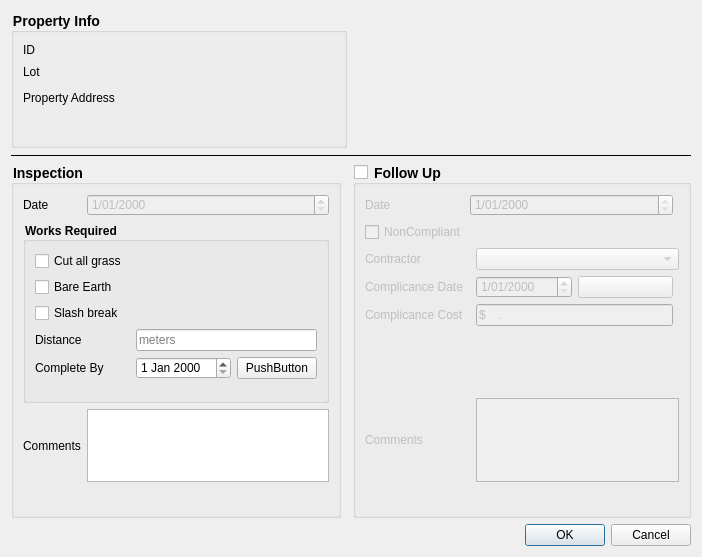
Before: the Qt Designer form qmap-admin/projects/Firebreak Inspection - Milton/Inspection/fireform.ui in roam-qgis/Roam, drawn with Qt 5.
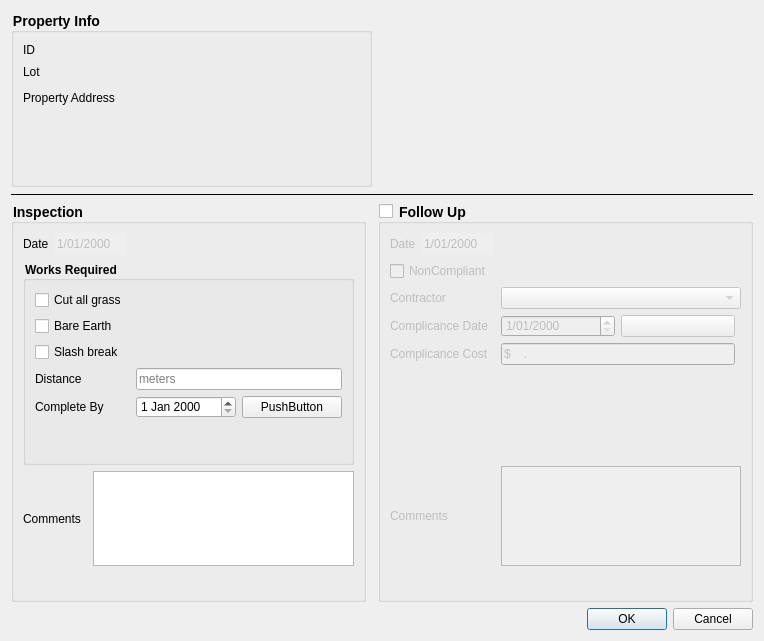
After: the same form once the commit is applied. Custom widgets are drawn as their Qt base class.

Commit message: Move custom image widget to new location

The edit to the form file:
```diff
--- a/qmap-admin/projects/Firebreak Inspection - Milton/Inspection/fireform.ui
+++ b/qmap-admin/projects/Firebreak Inspection - Milton/Inspection/fireform.ui
@@ -6,8 +6,8 @@
    <rect>
     <x>0</x>
     <y>0</y>
-    <width>702</width>
-    <height>557</height>
+    <width>764</width>
+    <height>641</height>
    </rect>
   </property>
   <property name="windowTitle">
@@ -211,13 +211,6 @@
         </property>
        </widget>
       </item>
-      <item row="0" column="0">
-       <widget class="QLabel" name="DATE1_label_2">
-        <property name="text">
-         <string>Date</string>
-        </property>
-       </widget>
-      </item>
       <item row="8" column="2">
        <spacer name="verticalSpacer">
         <property name="orientation">
@@ -282,19 +275,6 @@
         </item>
        </layout>
       </item>
-      <item row="0" column="1" colspan="2">
-       <widget class="QDateTimeEdit" name="REPORT_DATE2">
-        <property name="enabled">
-         <bool>false</bool>
-        </property>
-        <property name="readOnly">
-         <bool>true</bool>
-        </property>
-        <property name="displayFormat">
-         <string>d/MM/yyyy</string>
-        </property>
-       </widget>
-      </item>
       <item row="10" column="0" colspan="3">
        <widget class="QFrame" name="frame2">
         <property name="sizePolicy">
@@ -315,9 +295,107 @@
         <property name="frameShadow">
          <enum>QFrame::Plain</enum>
         </property>
-        <layout class="QHBoxLayout" name="horizontalLayout_5"/>
+        <layout class="QHBoxLayout" name="horizontalLayout_5">
+         <property name="sizeConstraint">
+          <enum>QLayout::SetDefaultConstraint</enum>
+         </property>
+         <item>
+          <widget class="QMapImageWidget" name="PHOTO1_2">
+           <property name="sizePolicy">
+            <sizepolicy hsizetype="Fixed" vsizetype="Fixed">
+             <horstretch>0</horstretch>
+             <verstretch>0</verstretch>
+            </sizepolicy>
+           </property>
+           <property name="maximumSize">
+            <size>
+             <width>100</width>
+             <height>100</height>
+            </size>
+           </property>
+          </widget>
+         </item>
+         <item>
+          <widget class="QMapImageWidget" name="PHOTO2_2">
+           <property name="sizePolicy">
+            <sizepolicy hsizetype="Fixed" vsizetype="Fixed">
+             <horstretch>0</horstretch>
+             <verstretch>0</verstretch>
+            </sizepolicy>
+           </property>
+           <property name="maximumSize">
+            <size>
+             <width>100</width>
+             <height>100</height>
+            </size>
+           </property>
+          </widget>
+         </item>
+         <item>
+          <widget class="QMapImageWidget" name="PHOTO3_2">
+           <property name="sizePolicy">
+            <sizepolicy hsizetype="Fixed" vsizetype="Fixed">
+             <horstretch>0</horstretch>
+             <verstretch>0</verstretch>
+            </sizepolicy>
+           </property>
+           <property name="maximumSize">
+            <size>
+             <width>100</width>
+             <height>100</height>
+            </size>
+           </property>
+          </widget>
+         </item>
+        </layout>
        </widget>
       </item>
+      <item row="0" column="0" colspan="3">
+       <layout class="QHBoxLayout" name="horizontalLayout_12">
+        <item>
+         <widget class="QLabel" name="DATE1_label_5">
+          <property name="text">
+           <string>Date</string>
+          </property>
+         </widget>
+        </item>
+        <item>
+         <widget class="QDateTimeEdit" name="REPORT_DATE2">
+          <property name="enabled">
+           <bool>false</bool>
+          </property>
+          <property name="frame">
+           <bool>false</bool>
+          </property>
+          <property name="readOnly">
+           <bool>true</bool>
+          </property>
+          <property name="buttonSymbols">
+           <enum>QAbstractSpinBox::NoButtons</enum>
+          </property>
+          <property name="specialValueText">
+           <string/>
+          </property>
+          <property name="displayFormat">
+           <string>d/MM/yyyy</string>
+          </property>
+         </widget>
+        </item>
+        <item>
+         <spacer name="horizontalSpacer_4">
+          <property name="orientation">
+           <enum>Qt::Horizontal</enum>
+          </property>
+          <property name="sizeHint" stdset="0">
+           <size>
+            <width>40</width>
+            <height>20</height>
+           </size>
+          </property>
+         </spacer>
+        </item>
+       </layout>
+      </item>
      </layout>
     </widget>
    </item>
@@ -344,27 +422,7 @@
       <bool>false</bool>
      </property>
      <layout class="QGridLayout" name="gridLayout_3">
-      <item row="0" column="0">
-       <widget class="QLabel" name="DATE1_label">
-        <property name="text">
-         <string>Date</string>
-        </property>
-       </widget>
-      </item>
-      <item row="0" column="1">
-       <widget class="QDateTimeEdit" name="REPORT_DATE">
-        <property name="enabled">
-         <bool>false</bool>
-        </property>
-        <property name="readOnly">
-         <bool>false</bool>
-        </property>
-        <property name="displayFormat">
-         <string>d/MM/yyyy</string>
-        </property>
-       </widget>
-      </item>
-      <item row="1" column="0" colspan="2">
+      <item row="1" column="0" colspan="3">
        <widget class="QGroupBox" name="groupBox_3">
         <property name="styleSheet">
          <string notr="true">QGroupBox
@@ -465,7 +523,7 @@
         </property>
        </widget>
       </item>
-      <item row="2" column="1">
+      <item row="2" column="2">
        <widget class="QPlainTextEdit" name="COMMENTS1">
         <property name="maximumSize">
          <size>
@@ -475,7 +533,53 @@
         </property>
        </widget>
       </item>
-      <item row="3" column="0" colspan="2">
+      <item row="0" column="0" colspan="3">
+       <layout class="QHBoxLayout" name="horizontalLayout_2">
+        <item>
+         <widget class="QLabel" name="DATE1_label">
+          <property name="text">
+           <string>Date</string>
+          </property>
+         </widget>
+        </item>
+        <item>
+         <widget class="QDateTimeEdit" name="REPORT_DATE">
+          <property name="enabled">
+           <bool>false</bool>
+          </property>
+          <property name="frame">
+           <bool>false</bool>
+          </property>
+          <property name="readOnly">
+           <bool>true</bool>
+          </property>
+          <property name="buttonSymbols">
+           <enum>QAbstractSpinBox::NoButtons</enum>
+          </property>
+          <property name="specialValueText">
+           <string/>
+          </property>
+          <property name="displayFormat">
+           <string>d/MM/yyyy</string>
+          </property>
+         </widget>
+        </item>
+        <item>
+         <spacer name="horizontalSpacer">
+          <property name="orientation">
+           <enum>Qt::Horizontal</enum>
+          </property>
+          <property name="sizeHint" stdset="0">
+           <size>
+            <width>40</width>
+            <height>20</height>
+           </size>
+          </property>
+         </spacer>
+        </item>
+       </layout>
+      </item>
+      <item row="3" column="0" colspan="3">
        <widget class="QFrame" name="frame1">
         <property name="sizePolicy">
          <sizepolicy hsizetype="Preferred" vsizetype="Fixed">
@@ -495,7 +599,59 @@
         <property name="frameShadow">
          <enum>QFrame::Plain</enum>
         </property>
-        <layout class="QHBoxLayout" name="horizontalLayout_4"/>
+        <layout class="QHBoxLayout" name="horizontalLayout_4">
+         <property name="sizeConstraint">
+          <enum>QLayout::SetDefaultConstraint</enum>
+         </property>
+         <item>
+          <widget class="QMapImageWidget" name="PHOTO1_1">
+           <property name="sizePolicy">
+            <sizepolicy hsizetype="Fixed" vsizetype="Fixed">
+             <horstretch>0</horstretch>
+             <verstretch>0</verstretch>
+            </sizepolicy>
+           </property>
+           <property name="maximumSize">
+            <size>
+             <width>100</width>
+             <height>100</height>
+            </size>
+           </property>
+          </widget>
+         </item>
+         <item>
+          <widget class="QMapImageWidget" name="PHOTO2_1">
+           <property name="sizePolicy">
+            <sizepolicy hsizetype="Fixed" vsizetype="Fixed">
+             <horstretch>0</horstretch>
+             <verstretch>0</verstretch>
+            </sizepolicy>
+           </property>
+           <property name="maximumSize">
+            <size>
+             <width>100</width>
+             <height>100</height>
+            </size>
+           </property>
+          </widget>
+         </item>
+         <item>
+          <widget class="QMapImageWidget" name="PHOTO3_1">
+           <property name="sizePolicy">
+            <sizepolicy hsizetype="Fixed" vsizetype="Fixed">
+             <horstretch>0</horstretch>
+             <verstretch>0</verstretch>
+            </sizepolicy>
+           </property>
+           <property name="maximumSize">
+            <size>
+             <width>100</width>
+             <height>100</height>
+            </size>
+           </property>
+          </widget>
+         </item>
+        </layout>
        </widget>
       </item>
      </layout>
@@ -503,6 +659,11 @@
    </item>
   </layout>
  </widget>
+ <customwidgets>
+  <customwidget>
+   <class>QMapImageWidget</class>
+  </customwidget>
+ </customwidgets>
  <resources/>
  <connections>
   <connection>
```
The commit also changes 7 other files.
